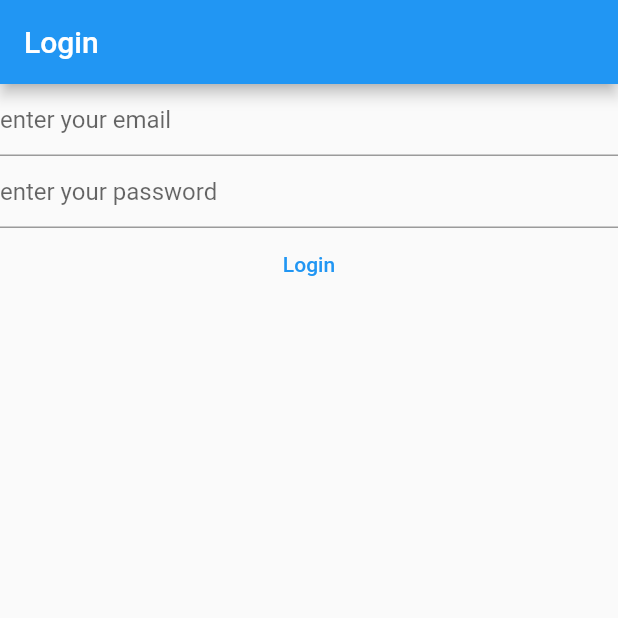
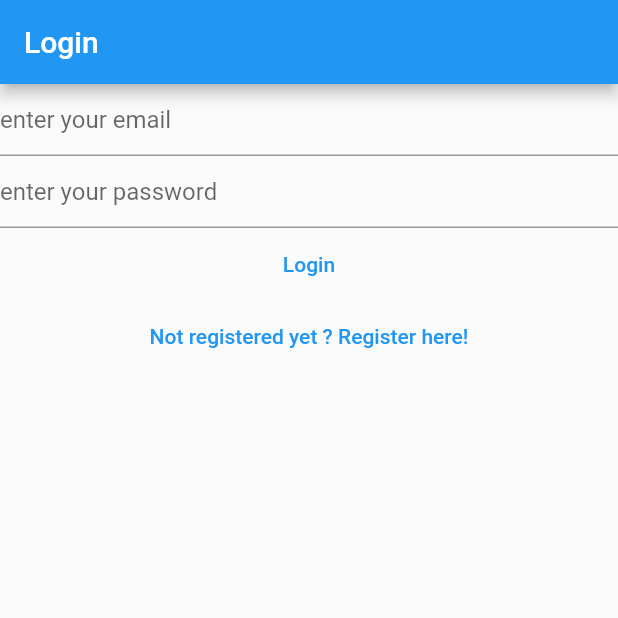
Before and after one commit to MahmoudYoussefSdiek/mynotes, a Flutter app: the screen it shows after launch, after a tap on "Login", on a phone screen of 412 x 824 dp, the top half of it. Run offline on Flutter 3.47's test engine with Material 2 defaults, Android fonts, the phone set to English and light mode, and no system bars; our stand-ins replace firebase_auth, firebase_core; accounts and stored records are empty; network calls fail.

Commit message:
Login & Register

```diff
--- a/lib/main.dart
+++ b/lib/main.dart
@@ -2,8 +2,10 @@ import 'package:firebase_auth/firebase_auth.dart';
 import 'package:firebase_core/firebase_core.dart';
 import 'package:flutter/material.dart';
 import 'package:mynotes/firebase_options.dart';
+import 'package:mynotes/views/home_screen.dart';
 import 'package:mynotes/views/login_view.dart';
 import 'package:mynotes/views/register_view.dart';
+import 'package:mynotes/views/verify_email_view.dart';
 
 void main() {
   WidgetsFlutterBinding.ensureInitialized();
@@ -15,7 +17,13 @@ class MyApp extends StatelessWidget {
   Widget build(BuildContext context) {
     return MaterialApp(
       debugShowCheckedModeBanner: false,
-      home: LoginView(),
+      home: const HomePage(),
+      routes: {
+        '/login/': (context) => LoginView(),
+        '/register/': (context) => const RegisterView(),
+        '/HomeScreen/': (context) => const HomeScreen(),
+        '/VerifyEmail/': (context) => const VerifyEmailView(),
+      },
     );
   }
 }
@@ -25,11 +33,7 @@ class HomePage extends StatelessWidget {
 
   @override
   Widget build(BuildContext context) {
-    return Scaffold(
-      appBar: AppBar(
-        title: const Text('Home Page'),
-      ),
-      body: FutureBuilder(
+    return FutureBuilder(
       future: Firebase.initializeApp(
         options: DefaultFirebaseOptions.currentPlatform,
       ),
@@ -37,41 +41,22 @@ class HomePage extends StatelessWidget {
         switch (snapshot.connectionState) {
           case ConnectionState.done:
             final user = FirebaseAuth.instance.currentUser;
-              if (user?.emailVerified ?? false) {
+            if (user != null) {
+              if (user.emailVerified) {
+                print('Email is verified');
+                Navigator.pushNamedAndRemoveUntil(
+                    context, '/HomeScreen/', (route) => false);
               } else {
                 return VerifyEmailView();
               }
-              return const Text('done');
+            } else {
+              return LoginView();
+            }
+            return const RegisterView();
           default:
-              return const Text('Loading...');
+            return const CircularProgressIndicator();
         }
       },
-      ),
     );
   }
 }
-
-class VerifyEmailView extends StatefulWidget {
-  const VerifyEmailView({Key? key}) : super(key: key);
-
-  @override
-  State<VerifyEmailView> createState() => _VerifyEmailViewState();
-}
-
-class _VerifyEmailViewState extends State<VerifyEmailView> {
-  @override
-  Widget build(BuildContext context) {
-    return Column(
-      children: <Widget>[
-        const Text('Please verify your email address:'),
-        TextButton(
-          onPressed: () async {
-            final user = FirebaseAuth.instance.currentUser;
-            await user?.sendEmailVerification();
-          },
-          child: const Text('Send email verification'),
-        ),
-      ],
-    );
-  }
-}
--- a/lib/views/login_view.dart
+++ b/lib/views/login_view.dart
@@ -33,14 +33,7 @@ class _LoginViewState extends State<LoginView> {
       appBar: AppBar(
         title: const Text('Login'),
       ),
-      body: FutureBuilder(
-        future: Firebase.initializeApp(
-          options: DefaultFirebaseOptions.currentPlatform,
-        ),
-        builder: (context, snapshot) {
-          switch (snapshot.connectionState) {
-            case ConnectionState.done:
-              return Column(
+      body: Column(
         children: [
           TextField(
             controller: _email,
@@ -67,13 +60,13 @@ class _LoginViewState extends State<LoginView> {
               try {
                 final userCredential = await FirebaseAuth.instance
                     .signInWithEmailAndPassword(
-                                email: email, password: password);
-                        print(userCredential);
-                        Navigator.of(context).push(
-                          MaterialPageRoute(
-                            builder: (context) => HomePage(),
-                          ),
-                        );
+                        email: email, password: password)
+                    .then((value) {
+                  Navigator.pushNamedAndRemoveUntil(
+                      context, '/VerifyEmail/', (route) => false);
+                  print('Login Success');
+                });
+                // print(userCredential);
               } on FirebaseAuthException catch (e) {
                 if (e.code == 'user-not-found') {
                   print('User not fount');
@@ -87,12 +80,14 @@ class _LoginViewState extends State<LoginView> {
             },
             child: const Text('Login'),
           ),
+          TextButton(
+            onPressed: () {
+              Navigator.of(context)
+                  .pushNamedAndRemoveUntil('/register/', (route) => false);
+            },
+            child: Text('Not registered yet ? Register here!'),
+          ),
         ],
-              );
-            default:
-              return const Text('Loading...');
-          }
-        },
       ),
     );
   }
```
Also changed, not shown: lib/views/home_screen.dart (added, +22 -0 lines), lib/views/register_view.dart (+15 -20 lines), lib/views/verify_email_view.dart (added, +37 -0 lines), pubspec.yaml (+5 -4 lines), pubspec.lock, 4 other files. Lines whose indentation alone changed are shown as unchanged.
